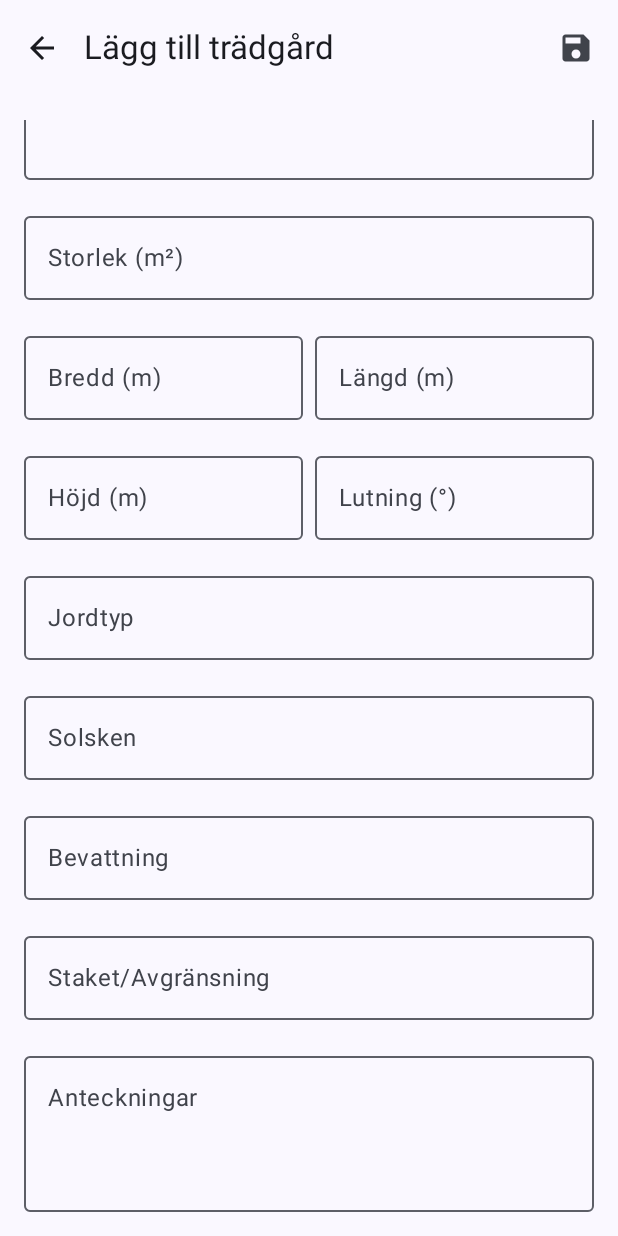
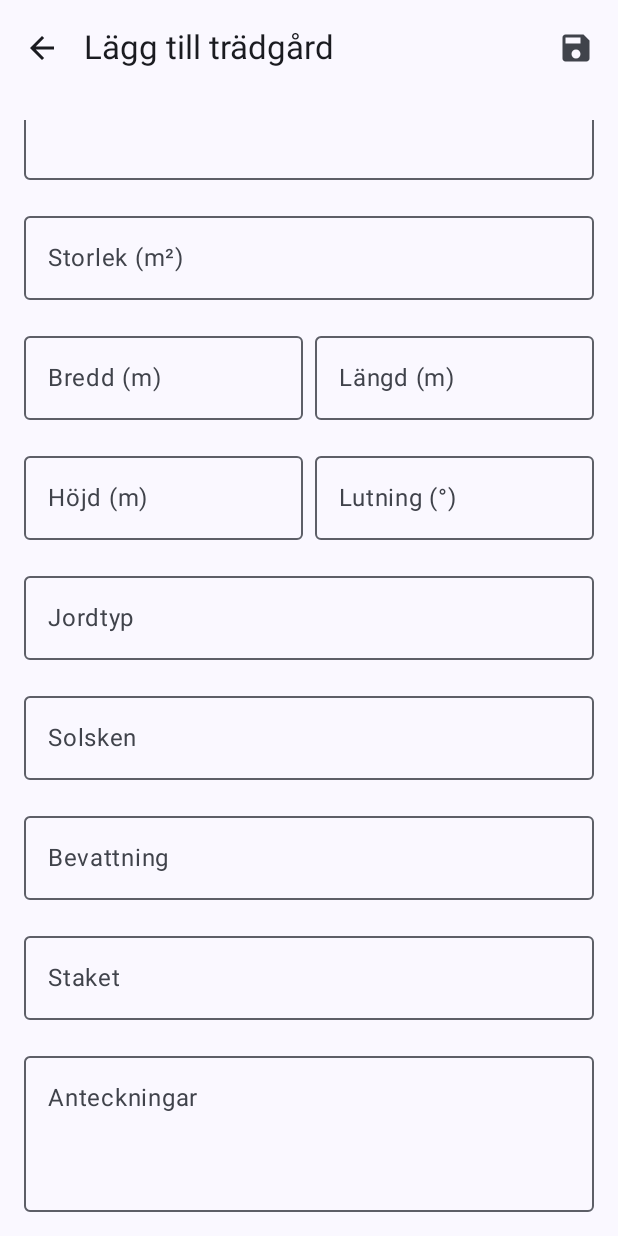
Before and after one commit to happyh7/PlantSeeds3, an Android app built with Jetpack Compose: the composable AddEditGardenScreen called with empty values, scrolled down 232 dp, on a phone screen of 412 x 824 dp. Run offline under Robolectric (Android 15) with nearby library versions, the phone set to English and light mode, and no system bars; our stand-ins replace Dagger/Hilt's generated code.

Commit message:
Implementerat CapitalizedTextField och uppdaterat alla textfält i AddEditGardenScreen och AddEditPlantScreen för att stödja automatisk kapitalisering

```diff
--- /dev/null
+++ b/app/src/main/java/com/bps/plantseeds3/presentation/components/CapitalizedTextField.kt
@@ -0,0 +1,55 @@
+package com.bps.plantseeds3.presentation.components
+
+import androidx.compose.foundation.text.KeyboardOptions
+import androidx.compose.material3.OutlinedTextField
+import androidx.compose.material3.Text
+import androidx.compose.runtime.Composable
+import androidx.compose.runtime.remember
+import androidx.compose.ui.Modifier
+import androidx.compose.ui.text.input.ImeAction
+import androidx.compose.ui.text.input.KeyboardType
+import androidx.compose.ui.text.style.TextAlign
+
+@Composable
+fun CapitalizedTextField(
+    value: String,
+    onValueChange: (String) -> Unit,
+    label: String,
+    modifier: Modifier = Modifier,
+    isError: Boolean = false,
+    enabled: Boolean = true,
+    singleLine: Boolean = false,
+    maxLines: Int = if (singleLine) 1 else Int.MAX_VALUE,
+    minLines: Int = 1,
+    keyboardType: KeyboardType = KeyboardType.Text,
+    imeAction: ImeAction = ImeAction.Next
+) {
+    val capitalizeText: (String) -> String = remember {
+        { text ->
+            if (text.isEmpty()) text
+            else text.split(". ").joinToString(". ") { sentence ->
+                if (sentence.isEmpty()) sentence
+                else sentence.replaceFirstChar { it.uppercase() }
+            }
+        }
+    }
+
+    OutlinedTextField(
+        value = value,
+        onValueChange = { newValue ->
+            onValueChange(capitalizeText(newValue))
+        },
+        label = { Text(label) },
+        modifier = modifier,
+        enabled = enabled,
+        isError = isError,
+        singleLine = singleLine,
+        maxLines = maxLines,
+        minLines = minLines,
+        keyboardOptions = KeyboardOptions(
+            keyboardType = keyboardType,
+            imeAction = imeAction,
+            capitalization = androidx.compose.ui.text.input.KeyboardCapitalization.Sentences
+        )
+    )
+}
--- a/app/src/main/java/com/bps/plantseeds3/presentation/gardens/add_edit/AddEditGardenScreen.kt
+++ b/app/src/main/java/com/bps/plantseeds3/presentation/gardens/add_edit/AddEditGardenScreen.kt
@@ -15,6 +15,7 @@ import androidx.compose.ui.unit.dp
 import androidx.hilt.navigation.compose.hiltViewModel
 import androidx.navigation.NavController
 import com.bps.plantseeds3.presentation.navigation.Screen
+import com.bps.plantseeds3.presentation.components.CapitalizedTextField
 
 @OptIn(ExperimentalMaterial3Api::class)
 @Composable
@@ -64,7 +65,7 @@ fun AddEditGardenScreen(
     }
 
     LaunchedEffect(state.error) {
-        state.error?.let { error ->
+        state.error?.let { _ ->
             // Visa felmeddelande
             // TODO: Implementera felhantering
         }
@@ -116,33 +117,33 @@ fun AddEditGardenScreen(
                 .verticalScroll(rememberScrollState()),
             verticalArrangement = Arrangement.spacedBy(16.dp)
         ) {
-            OutlinedTextField(
+            CapitalizedTextField(
                 value = name,
                 onValueChange = { name = it },
-                label = { Text("Namn *") },
+                label = "Namn *",
                 modifier = Modifier.fillMaxWidth(),
                 isError = state.error != null && name.isBlank()
             )
 
-            OutlinedTextField(
+            CapitalizedTextField(
                 value = location,
                 onValueChange = { location = it },
-                label = { Text("Plats") },
+                label = "Plats",
                 modifier = Modifier.fillMaxWidth()
             )
 
-            OutlinedTextField(
+            CapitalizedTextField(
                 value = description,
                 onValueChange = { description = it },
-                label = { Text("Beskrivning") },
+                label = "Beskrivning",
                 modifier = Modifier.fillMaxWidth(),
                 minLines = 3
             )
 
-            OutlinedTextField(
+            CapitalizedTextField(
                 value = size,
                 onValueChange = { size = it },
-                label = { Text("Storlek (m²)") },
+                label = "Storlek (m²)",
                 modifier = Modifier.fillMaxWidth()
             )
 
@@ -150,16 +151,16 @@ fun AddEditGardenScreen(
                 modifier = Modifier.fillMaxWidth(),
                 horizontalArrangement = Arrangement.spacedBy(8.dp)
             ) {
-                OutlinedTextField(
+                CapitalizedTextField(
                     value = width,
                     onValueChange = { width = it },
-                    label = { Text("Bredd (m)") },
+                    label = "Bredd (m)",
                     modifier = Modifier.weight(1f)
                 )
-                OutlinedTextField(
+                CapitalizedTextField(
                     value = length,
                     onValueChange = { length = it },
-                    label = { Text("Längd (m)") },
+                    label = "Längd (m)",
                     modifier = Modifier.weight(1f)
                 )
             }
@@ -168,52 +169,52 @@ fun AddEditGardenScreen(
                 modifier = Modifier.fillMaxWidth(),
                 horizontalArrangement = Arrangement.spacedBy(8.dp)
             ) {
-                OutlinedTextField(
+                CapitalizedTextField(
                     value = elevation,
                     onValueChange = { elevation = it },
-                    label = { Text("Höjd (m)") },
+                    label = "Höjd (m)",
                     modifier = Modifier.weight(1f)
                 )
-                OutlinedTextField(
+                CapitalizedTextField(
                     value = slope,
                     onValueChange = { slope = it },
-                    label = { Text("Lutning (°)") },
+                    label = "Lutning (°)",
                     modifier = Modifier.weight(1f)
                 )
             }
 
-            OutlinedTextField(
+            CapitalizedTextField(
                 value = soilType,
                 onValueChange = { soilType = it },
-                label = { Text("Jordtyp") },
+                label = "Jordtyp",
                 modifier = Modifier.fillMaxWidth()
             )
 
-            OutlinedTextField(
+            CapitalizedTextField(
                 value = sunExposure,
                 onValueChange = { sunExposure = it },
-                label = { Text("Solsken") },
+                label = "Solsken",
                 modifier = Modifier.fillMaxWidth()
             )
 
-            OutlinedTextField(
+            CapitalizedTextField(
                 value = irrigation,
                 onValueChange = { irrigation = it },
-                label = { Text("Bevattning") },
+                label = "Bevattning",
                 modifier = Modifier.fillMaxWidth()
             )
 
-            OutlinedTextField(
+            CapitalizedTextField(
                 value = fence,
                 onValueChange = { fence = it },
-                label = { Text("Staket/Avgränsning") },
+                label = "Staket",
                 modifier = Modifier.fillMaxWidth()
             )
 
-            OutlinedTextField(
+            CapitalizedTextField(
                 value = notes,
                 onValueChange = { notes = it },
-                label = { Text("Anteckningar") },
+                label = "Anteckningar",
                 modifier = Modifier.fillMaxWidth(),
                 minLines = 3
             )
```
Also changed, not shown: app/src/main/java/com/bps/plantseeds3/domain/model/Plant.kt (added, +20 -0 lines), app/src/main/java/com/bps/plantseeds3/domain/model/PlantCategory.kt (added, +11 -0 lines), app/src/main/java/com/bps/plantseeds3/domain/model/PlantStatus.kt (added, +13 -0 lines), app/src/main/java/com/bps/plantseeds3/presentation/plants/add_edit/AddEditPlantEvent.kt (added, +22 -0 lines), app/src/main/java/com/bps/plantseeds3/presentation/plants/add_edit/AddEditPlantScreen.kt (+55 -56 lines), app/src/main/java/com/bps/plantseeds3/util/UiEvent.kt (added, +7 -0 lines), 1 other file.
